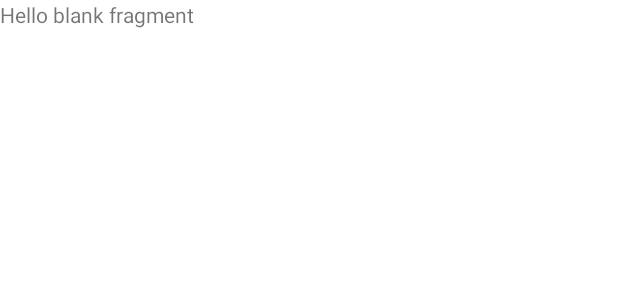
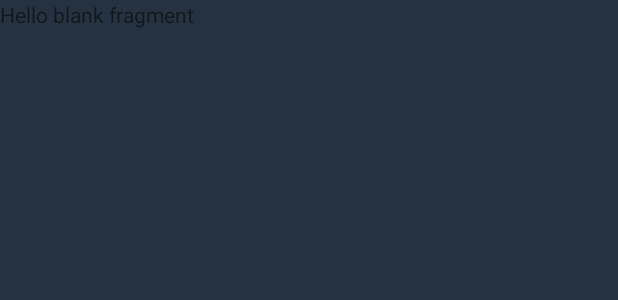
Before and after one commit to petervanrijn/Iiatimd_MTG_Collector, an Android app: the layout fragment_destination_friends.xml on its own in the app's theme, with its tools: preview values and no code run, on a phone screen of 412 x 824 dp. Shown: the top 300 px of the screen. Run offline under Robolectric (Android 15) with nearby library versions, the phone set to English and light mode, and no system bars; network calls fail.

Commit message:
friends page added and navigation fixed

```diff
--- a/app/src/main/res/layout/fragment_destination_friends.xml
+++ b/app/src/main/res/layout/fragment_destination_friends.xml
@@ -3,6 +3,7 @@
     xmlns:tools="http://schemas.android.com/tools"
     android:layout_width="match_parent"
     android:layout_height="match_parent"
+    android:background="@color/background"
     tools:context=".fragments.Friends">
 
     <!-- TODO: Update blank fragment layout -->
--- a/app/src/main/res/menu/bottom_nav_menu.xml
+++ b/app/src/main/res/menu/bottom_nav_menu.xml
@@ -12,7 +12,7 @@
         android:title="@string/title_cards" />
 
     <item
-        android:id="@+id/testDestinationTrade"
+        android:id="@+id/destinationCards"
         android:icon="@drawable/ic_saved_card"
         android:title="@string/title_mycards" />
 
```
Also changed, not shown: app/src/main/AndroidManifest.xml (+4 -4 lines).
